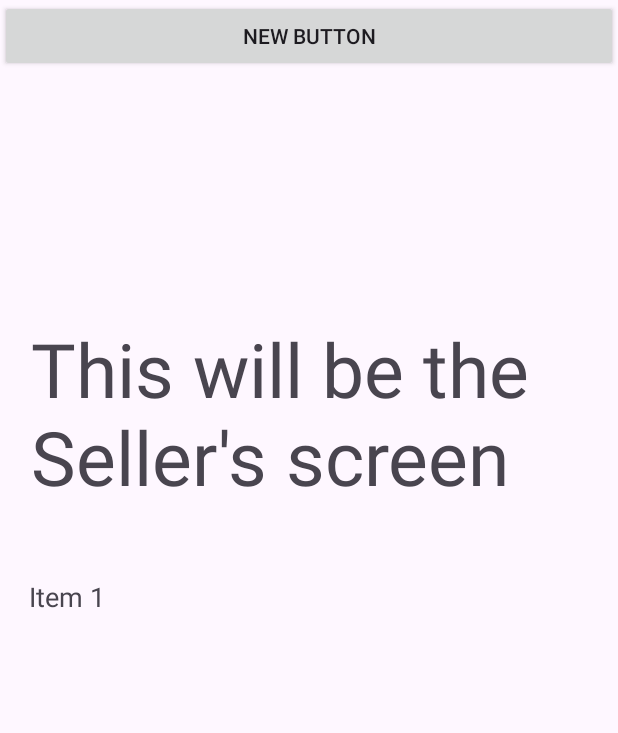
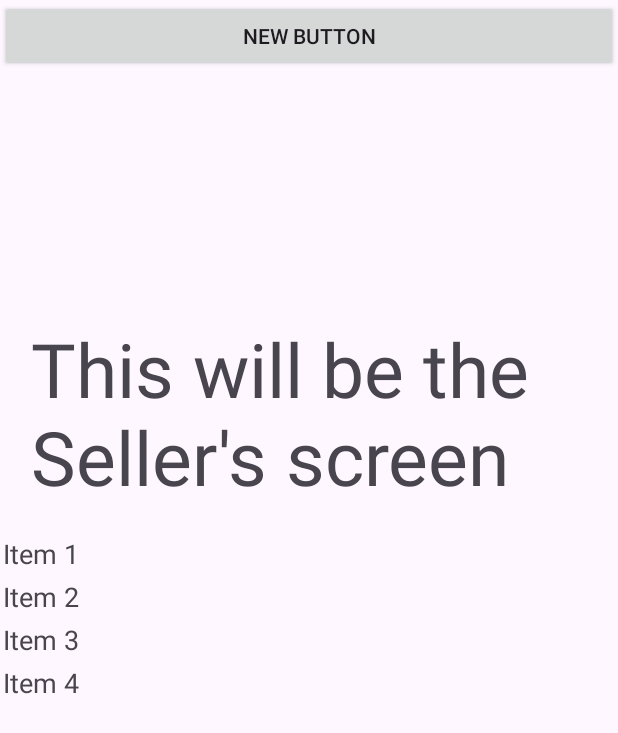
Before and after one commit to carmeliomri/localmarketbagroot, an Android app: the SellerActivity screen opened directly, with no data from a screen before it, on a phone screen of 412 x 824 dp. Shown: the top 733 px of the screen. Run offline under Robolectric (Android 15) with nearby library versions, the phone set to English and light mode, and no system bars.

Commit message:
list bug fixed

```diff
--- a/app/src/main/java/com/example/localmarketbagroot/SellerActivity.java
+++ b/app/src/main/java/com/example/localmarketbagroot/SellerActivity.java
@@ -54,6 +54,7 @@ public class SellerActivity extends AppCompatActivity {
         items.add("Item 1");
         items.add("Item 2");
         items.add("Item 3");
+        items.add("Item 4");
 
 // Set the adapter to the RecyclerView.
         MyAdapter adapter = new MyAdapter(items);
--- a/app/src/main/res/layout/activity_seller.xml
+++ b/app/src/main/res/layout/activity_seller.xml
@@ -28,7 +28,7 @@
     <androidx.recyclerview.widget.RecyclerView
         android:id="@+id/recyclerView"
         android:layout_width="match_parent"
-        android:layout_height="match_parent"
+        android:layout_height="wrap_content"
         app:layout_constraintBottom_toBottomOf="parent"
         app:layout_constraintEnd_toEndOf="parent"
         app:layout_constraintStart_toStartOf="parent"
--- a/app/src/main/res/layout/list_item.xml
+++ b/app/src/main/res/layout/list_item.xml
@@ -3,12 +3,12 @@
     xmlns:app="http://schemas.android.com/apk/res-auto"
     xmlns:tools="http://schemas.android.com/tools"
     android:layout_width="match_parent"
-    android:layout_height="match_parent">
+    android:layout_height="wrap_content">
 
     <TextView
         android:id="@+id/itemText"
-        android:layout_width="378dp"
-        android:layout_height="57dp"
+        android:layout_width="match_parent"
+        android:layout_height="wrap_content"
         android:padding="2dp"
         android:textSize="18sp"
         app:layout_constraintBottom_toBottomOf="parent"
```
